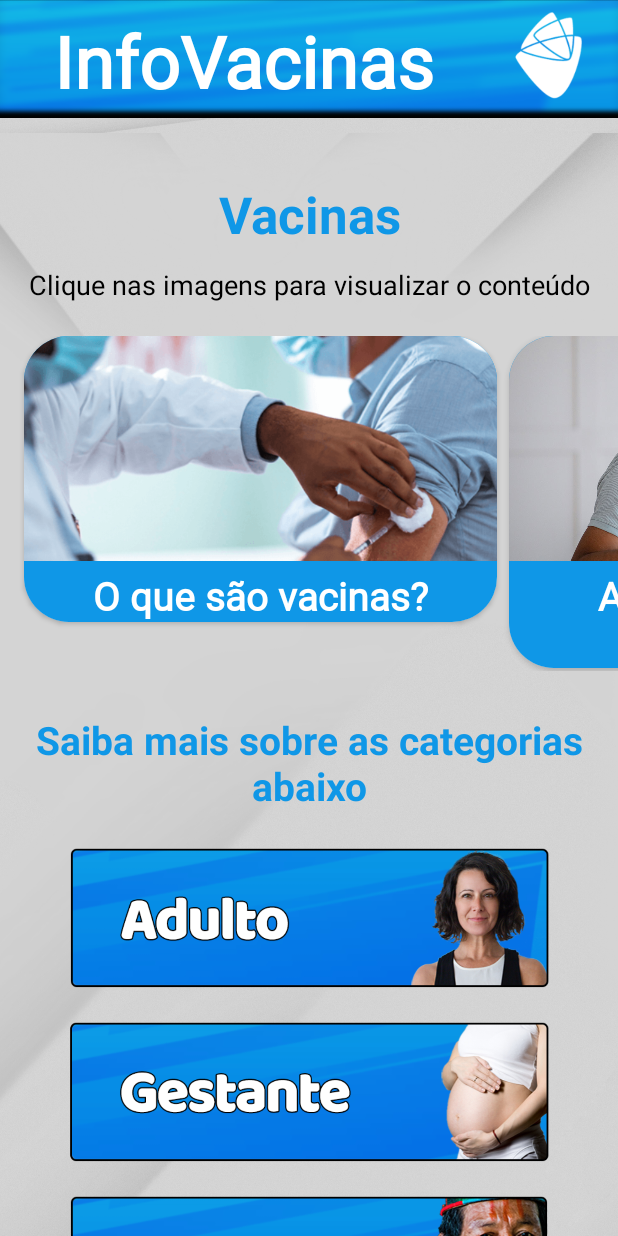
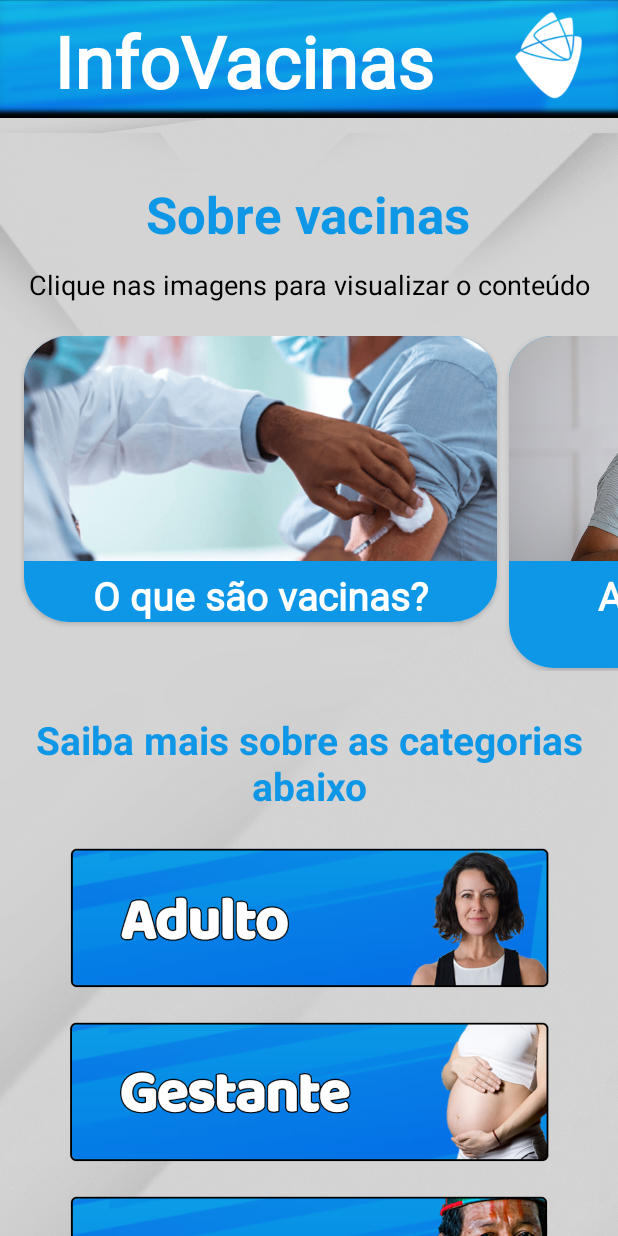
Before and after one commit to DioCarvalh0/InfoVacinas, an Android app: the screen it shows after launch (MainActivity), on a phone screen of 412 x 824 dp. Run offline under Robolectric (Android 15) with nearby library versions, the phone set to English and light mode, and no system bars.

Commit message:
Start commit!

```diff
--- a/app/src/main/res/layout/activity_main.xml
+++ b/app/src/main/res/layout/activity_main.xml
@@ -85,7 +85,7 @@
                 android:background="#00FFFFFF"
                 android:textColor="@color/purple_700"
                 android:textStyle="bold"
-                android:text="Vacinas"
+                android:text="Sobre vacinas"
                 android:textAlignment="center"
                 android:textSize="34sp" />
             <TextView
```
